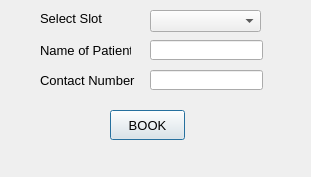
Qt form booking.ui (nischalg8/Qt-Doctor-Appointment-System) before a commit.
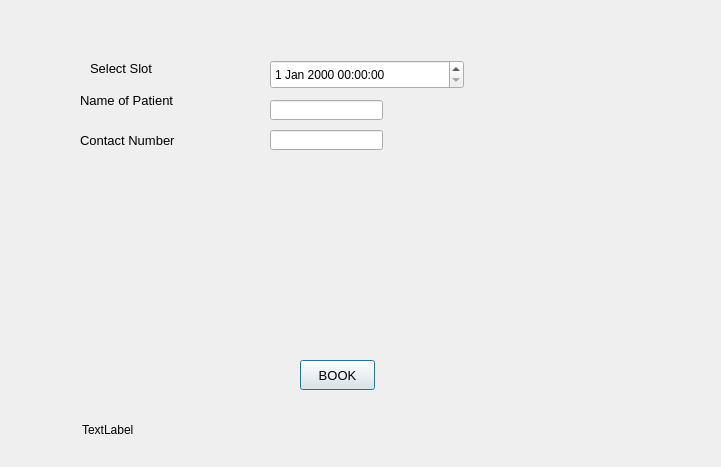
The same form after that commit.

Patch:
```diff
--- a/booking.ui
+++ b/booking.ui
@@ -9,8 +9,8 @@
    <rect>
     <x>0</x>
     <y>0</y>
-    <width>311</width>
-    <height>177</height>
+    <width>721</width>
+    <height>467</height>
    </rect>
   </property>
   <property name="windowTitle">
@@ -19,8 +19,8 @@
   <widget class="QLabel" name="label">
    <property name="geometry">
     <rect>
-     <x>40</x>
-     <y>10</y>
+     <x>90</x>
+     <y>60</y>
      <width>91</width>
      <height>16</height>
     </rect>
@@ -34,26 +34,11 @@
     <string>Select Slot</string>
    </property>
   </widget>
-  <widget class="QComboBox" name="cmbSlot">
-   <property name="geometry">
-    <rect>
-     <x>150</x>
-     <y>10</y>
-     <width>111</width>
-     <height>22</height>
-    </rect>
-   </property>
-   <property name="font">
-    <font>
-     <pointsize>10</pointsize>
-    </font>
-   </property>
-  </widget>
   <widget class="QLineEdit" name="txtName">
    <property name="geometry">
     <rect>
-     <x>150</x>
-     <y>40</y>
+     <x>270</x>
+     <y>100</y>
      <width>113</width>
      <height>20</height>
     </rect>
@@ -67,9 +52,9 @@
   <widget class="QLabel" name="label_2">
    <property name="geometry">
     <rect>
-     <x>40</x>
-     <y>40</y>
-     <width>91</width>
+     <x>80</x>
+     <y>90</y>
+     <width>131</width>
      <height>21</height>
     </rect>
    </property>
@@ -85,8 +70,8 @@
   <widget class="QPushButton" name="btnBook">
    <property name="geometry">
     <rect>
-     <x>110</x>
-     <y>110</y>
+     <x>300</x>
+     <y>360</y>
      <width>75</width>
      <height>30</height>
     </rect>
@@ -103,9 +88,9 @@
   <widget class="QLabel" name="label_3">
    <property name="geometry">
     <rect>
-     <x>40</x>
-     <y>70</y>
-     <width>101</width>
+     <x>80</x>
+     <y>130</y>
+     <width>131</width>
      <height>21</height>
     </rect>
    </property>
@@ -121,8 +106,8 @@
   <widget class="QLineEdit" name="txtContactNo">
    <property name="geometry">
     <rect>
-     <x>150</x>
-     <y>70</y>
+     <x>270</x>
+     <y>130</y>
      <width>113</width>
      <height>20</height>
     </rect>
@@ -136,14 +121,34 @@
   <widget class="QLabel" name="lblInfo">
    <property name="geometry">
     <rect>
-     <x>30</x>
-     <y>150</y>
-     <width>261</width>
+     <x>82</x>
+     <y>420</y>
+     <width>491</width>
      <height>20</height>
     </rect>
    </property>
    <property name="text">
-    <string/>
+    <string>TextLabel</string>
+   </property>
+  </widget>
+  <widget class="QDateTimeEdit" name="dateTimeEdit">
+   <property name="geometry">
+    <rect>
+     <x>270</x>
+     <y>60</y>
+     <width>194</width>
+     <height>29</height>
+    </rect>
+   </property>
+   <property name="maximumDateTime">
+    <datetime>
+     <hour>23</hour>
+     <minute>59</minute>
+     <second>59</second>
+     <year>9999</year>
+     <month>5</month>
+     <day>30</day>
+    </datetime>
    </property>
   </widget>
  </widget>
```
Left out of the diff: 4 changed lines with no effect on the pictures.
